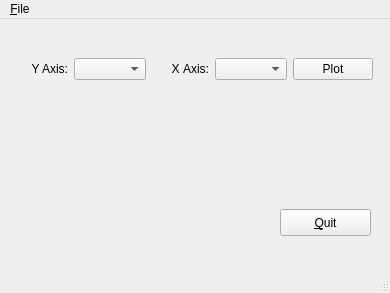
This is oldtimer.ui in sesotek/oldtimer as Qt 5 draws it before an edit. The edited form follows.
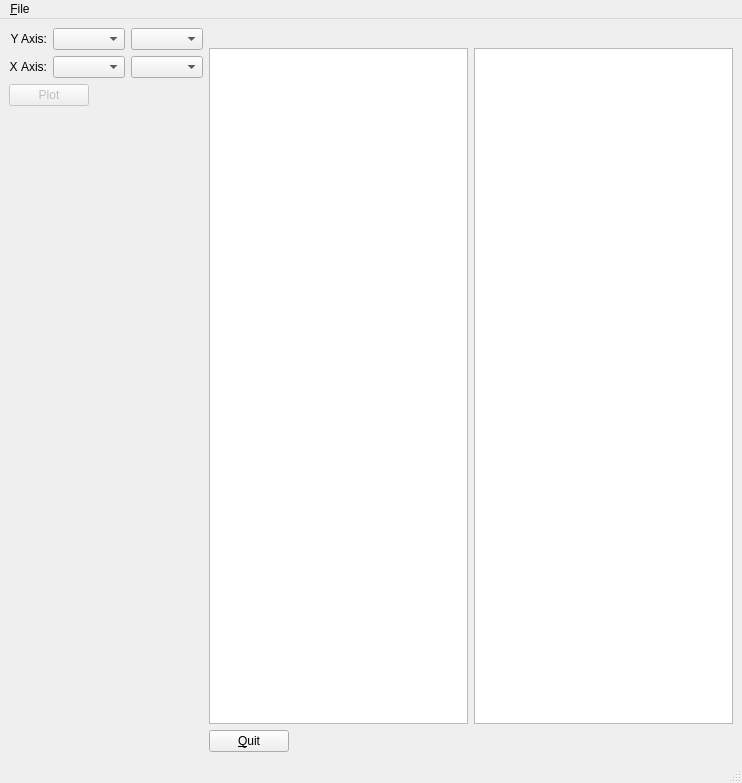
This is the edited form.

Commit message: after nune crash. Working layout and choose log + axis

```diff
--- a/oldtimer.ui
+++ b/oldtimer.ui
@@ -6,84 +6,226 @@
    <rect>
     <x>0</x>
     <y>0</y>
-    <width>390</width>
-    <height>293</height>
+    <width>742</width>
+    <height>783</height>
    </rect>
   </property>
+  <property name="sizePolicy">
+   <sizepolicy hsizetype="Preferred" vsizetype="Preferred">
+    <horstretch>0</horstretch>
+    <verstretch>0</verstretch>
+   </sizepolicy>
+  </property>
   <property name="windowTitle">
-   <string>MainWindow</string>
+   <string>Oldtimer</string>
+  </property>
+  <property name="layoutDirection">
+   <enum>Qt::LeftToRight</enum>
   </property>
   <widget class="QWidget" name="centralwidget">
-   <widget class="QPushButton" name="buttonQuit">
-    <property name="geometry">
-     <rect>
-      <x>280</x>
-      <y>190</y>
-      <width>91</width>
-      <height>27</height>
-     </rect>
-    </property>
-    <property name="text">
-     <string>&amp;Quit</string>
-    </property>
-   </widget>
-   <widget class="QWidget" name="gridLayoutWidget">
-    <property name="geometry">
-     <rect>
-      <x>10</x>
-      <y>30</y>
-      <width>363</width>
-      <height>41</height>
-     </rect>
-    </property>
-    <layout class="QGridLayout" name="gridLayout">
-     <item row="0" column="1">
-      <widget class="QComboBox" name="comboYAxis"/>
-     </item>
-     <item row="0" column="3">
-      <widget class="QComboBox" name="comboXAxis"/>
-     </item>
-     <item row="0" column="4">
-      <widget class="QPushButton" name="buttonPlot">
-       <property name="text">
-        <string>Plot</string>
-       </property>
-      </widget>
-     </item>
-     <item row="0" column="0">
-      <widget class="QLabel" name="label">
-       <property name="text">
-        <string>Y Axis:</string>
-       </property>
-       <property name="alignment">
-        <set>Qt::AlignRight|Qt::AlignTrailing|Qt::AlignVCenter</set>
-       </property>
-      </widget>
-     </item>
-     <item row="0" column="2">
-      <widget class="QLabel" name="label_2">
-       <property name="font">
-        <font>
-         <kerning>false</kerning>
-        </font>
-       </property>
-       <property name="text">
-        <string>X Axis:</string>
-       </property>
-       <property name="alignment">
-        <set>Qt::AlignRight|Qt::AlignTrailing|Qt::AlignVCenter</set>
-       </property>
-      </widget>
-     </item>
-    </layout>
-   </widget>
+   <property name="sizePolicy">
+    <sizepolicy hsizetype="Preferred" vsizetype="Preferred">
+     <horstretch>0</horstretch>
+     <verstretch>0</verstretch>
+    </sizepolicy>
+   </property>
+   <layout class="QGridLayout" name="gridLayout_5" columnstretch="0,1">
+    <item row="0" column="0">
+     <layout class="QGridLayout" name="gridLayout" columnstretch="0,0,0">
+      <property name="sizeConstraint">
+       <enum>QLayout::SetMinimumSize</enum>
+      </property>
+      <property name="bottomMargin">
+       <number>0</number>
+      </property>
+      <property name="horizontalSpacing">
+       <number>6</number>
+      </property>
+      <item row="1" column="0">
+       <widget class="QLabel" name="labelXaxis">
+        <property name="font">
+         <font>
+          <kerning>false</kerning>
+         </font>
+        </property>
+        <property name="text">
+         <string>X Axis:</string>
+        </property>
+        <property name="alignment">
+         <set>Qt::AlignRight|Qt::AlignTrailing|Qt::AlignVCenter</set>
+        </property>
+       </widget>
+      </item>
+      <item row="1" column="1">
+       <widget class="QComboBox" name="comboXAxisLog">
+        <property name="sizePolicy">
+         <sizepolicy hsizetype="MinimumExpanding" vsizetype="Fixed">
+          <horstretch>0</horstretch>
+          <verstretch>0</verstretch>
+         </sizepolicy>
+        </property>
+        <property name="sizeAdjustPolicy">
+         <enum>QComboBox::AdjustToContents</enum>
+        </property>
+       </widget>
+      </item>
+      <item row="1" column="2">
+       <widget class="QComboBox" name="comboXAxis">
+        <property name="sizePolicy">
+         <sizepolicy hsizetype="MinimumExpanding" vsizetype="Fixed">
+          <horstretch>0</horstretch>
+          <verstretch>0</verstretch>
+         </sizepolicy>
+        </property>
+        <property name="sizeAdjustPolicy">
+         <enum>QComboBox::AdjustToContents</enum>
+        </property>
+       </widget>
+      </item>
+      <item row="0" column="2">
+       <widget class="QComboBox" name="comboYAxis">
+        <property name="sizePolicy">
+         <sizepolicy hsizetype="MinimumExpanding" vsizetype="Fixed">
+          <horstretch>0</horstretch>
+          <verstretch>0</verstretch>
+         </sizepolicy>
+        </property>
+        <property name="sizeAdjustPolicy">
+         <enum>QComboBox::AdjustToContents</enum>
+        </property>
+       </widget>
+      </item>
+      <item row="0" column="1">
+       <widget class="QComboBox" name="comboYAxisLog">
+        <property name="sizePolicy">
+         <sizepolicy hsizetype="MinimumExpanding" vsizetype="Fixed">
+          <horstretch>0</horstretch>
+          <verstretch>0</verstretch>
+         </sizepolicy>
+        </property>
+        <property name="sizeAdjustPolicy">
+         <enum>QComboBox::AdjustToContents</enum>
+        </property>
+       </widget>
+      </item>
+      <item row="0" column="0">
+       <widget class="QLabel" name="labelYaxis">
+        <property name="text">
+         <string>Y Axis:</string>
+        </property>
+        <property name="alignment">
+         <set>Qt::AlignRight|Qt::AlignTrailing|Qt::AlignVCenter</set>
+        </property>
+       </widget>
+      </item>
+     </layout>
+    </item>
+    <item row="0" column="1" rowspan="3">
+     <layout class="QGridLayout" name="gridLayout_2" columnstretch="1,1">
+      <item row="0" column="0">
+       <widget class="QLabel" name="labelText1">
+        <property name="sizePolicy">
+         <sizepolicy hsizetype="Expanding" vsizetype="Preferred">
+          <horstretch>0</horstretch>
+          <verstretch>0</verstretch>
+         </sizepolicy>
+        </property>
+        <property name="text">
+         <string/>
+        </property>
+       </widget>
+      </item>
+      <item row="0" column="1">
+       <widget class="QLabel" name="labelText2">
+        <property name="sizePolicy">
+         <sizepolicy hsizetype="Expanding" vsizetype="Preferred">
+          <horstretch>0</horstretch>
+          <verstretch>0</verstretch>
+         </sizepolicy>
+        </property>
+        <property name="text">
+         <string/>
+        </property>
+       </widget>
+      </item>
+      <item row="1" column="0">
+       <widget class="QTextEdit" name="textEdit1">
+        <property name="lineWrapMode">
+         <enum>QTextEdit::NoWrap</enum>
+        </property>
+        <property name="readOnly">
+         <bool>true</bool>
+        </property>
+       </widget>
+      </item>
+      <item row="1" column="1">
+       <widget class="QTextEdit" name="textEdit2">
+        <property name="lineWrapMode">
+         <enum>QTextEdit::NoWrap</enum>
+        </property>
+        <property name="readOnly">
+         <bool>true</bool>
+        </property>
+       </widget>
+      </item>
+     </layout>
+    </item>
+    <item row="1" column="0">
+     <widget class="QPushButton" name="buttonPlot">
+      <property name="enabled">
+       <bool>false</bool>
+      </property>
+      <property name="sizePolicy">
+       <sizepolicy hsizetype="Fixed" vsizetype="Fixed">
+        <horstretch>0</horstretch>
+        <verstretch>0</verstretch>
+       </sizepolicy>
+      </property>
+      <property name="text">
+       <string>Plot</string>
+      </property>
+     </widget>
+    </item>
+    <item row="2" column="0">
+     <spacer name="verticalSpacer">
+      <property name="orientation">
+       <enum>Qt::Vertical</enum>
+      </property>
+      <property name="sizeHint" stdset="0">
+       <size>
+        <width>20</width>
+        <height>40</height>
+       </size>
+      </property>
+     </spacer>
+    </item>
+    <item row="3" column="1">
+     <widget class="QPushButton" name="buttonQuit">
+      <property name="sizePolicy">
+       <sizepolicy hsizetype="Fixed" vsizetype="Fixed">
+        <horstretch>0</horstretch>
+        <verstretch>0</verstretch>
+       </sizepolicy>
+      </property>
+      <property name="layoutDirection">
+       <enum>Qt::LeftToRight</enum>
+      </property>
+      <property name="text">
+       <string>&amp;Quit</string>
+      </property>
+      <property name="flat">
+       <bool>false</bool>
+      </property>
+     </widget>
+    </item>
+   </layout>
   </widget>
   <widget class="QMenuBar" name="menubar">
    <property name="geometry">
     <rect>
      <x>0</x>
      <y>0</y>
-     <width>390</width>
+     <width>742</width>
      <height>25</height>
     </rect>
    </property>
```
The commit also changes 2 other files.
